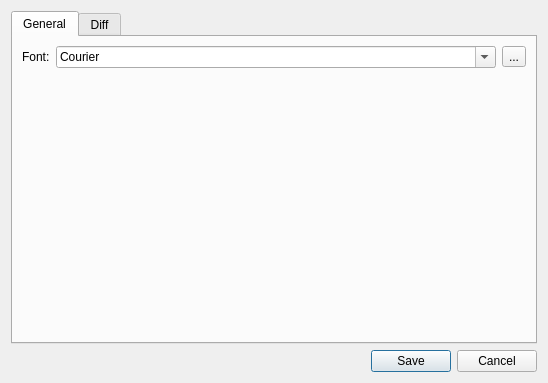
The window that src/dialogs/settingsdialog.ui (ballessay/quokkagit) describes before a commit, drawn with Qt 5.
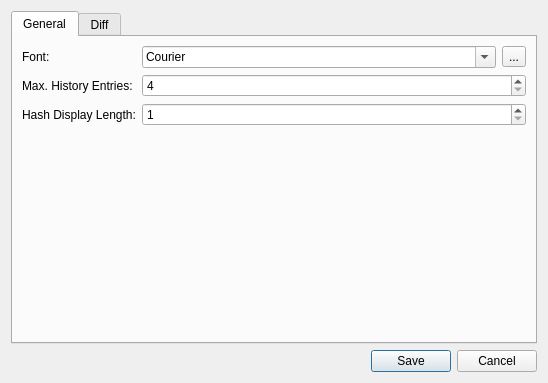
The same window after the commit.

Commit message: Make new settings values editable

Patch:
```diff
--- a/src/dialogs/settingsdialog.ui
+++ b/src/dialogs/settingsdialog.ui
@@ -52,6 +52,40 @@
          </item>
         </layout>
        </item>
+       <item row="1" column="0">
+        <widget class="QLabel" name="label_4">
+         <property name="text">
+          <string>Max. History Entries:</string>
+         </property>
+        </widget>
+       </item>
+       <item row="2" column="0">
+        <widget class="QLabel" name="label_5">
+         <property name="text">
+          <string>Hash Display Length:</string>
+         </property>
+        </widget>
+       </item>
+       <item row="1" column="1">
+        <widget class="QSpinBox" name="maxHistroySpinBox">
+         <property name="minimum">
+          <number>4</number>
+         </property>
+         <property name="maximum">
+          <number>100</number>
+         </property>
+        </widget>
+       </item>
+       <item row="2" column="1">
+        <widget class="QSpinBox" name="hashLengthSpinBox">
+         <property name="minimum">
+          <number>1</number>
+         </property>
+         <property name="maximum">
+          <number>40</number>
+         </property>
+        </widget>
+       </item>
       </layout>
      </widget>
      <widget class="QWidget" name="tab_2">
```
The commit also changes 2 other files.
